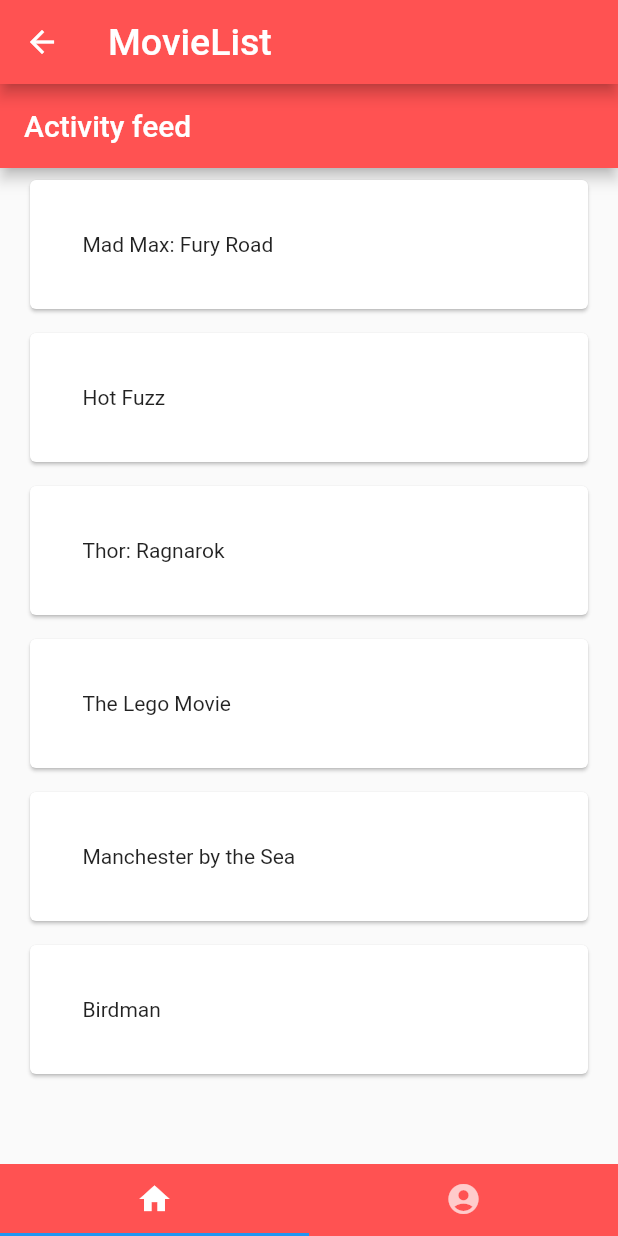
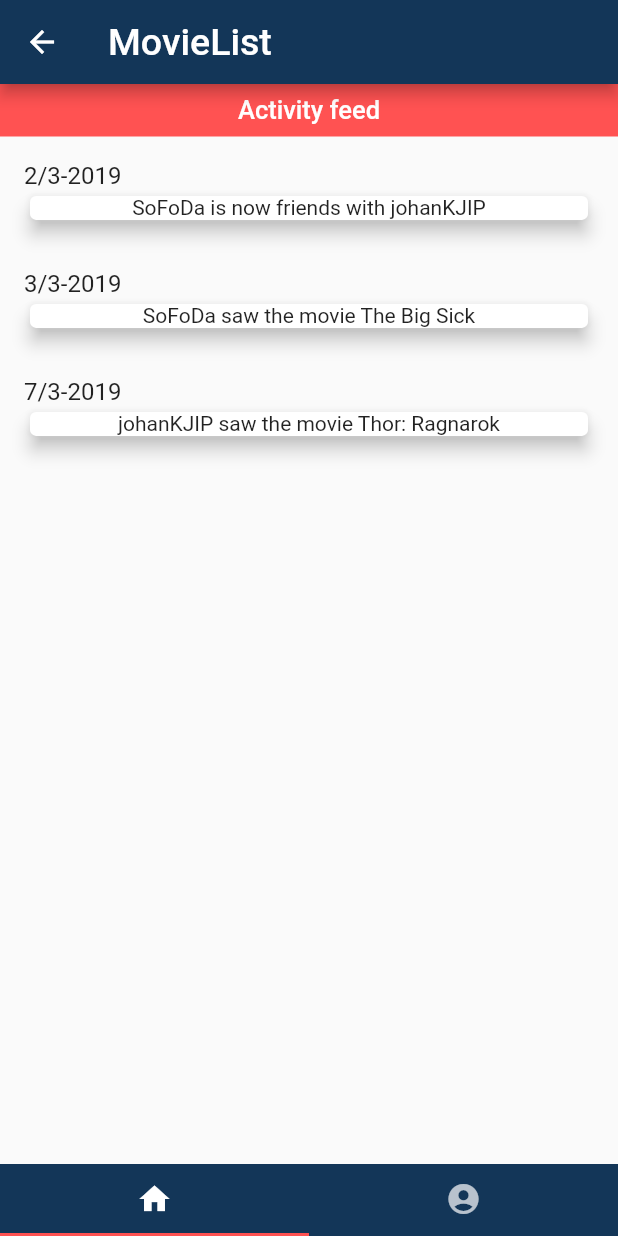
Before and after one commit to SoFoDa/MovieListApplication, a Flutter app: the screen it shows after launch, after a tap on "Log in", on a phone screen of 412 x 824 dp. Run offline on Flutter 3.47's test engine with Material 2 defaults, Android fonts, the light colour scheme and no system bars.

Commit message:
activity class added

```diff
--- a/public/lib/main.dart
+++ b/public/lib/main.dart
@@ -9,6 +9,10 @@
   Widget build(BuildContext context) {
     return MaterialApp(
       title: 'MovieListApplication',
+      theme: ThemeData(
+        primaryColor: Color(0xFF133658),
+        accentColor: Colors.redAccent,
+      ),
       home: Login(),
     );
   }
@@ -25,8 +29,7 @@
             padding: EdgeInsets.only(top: 80.0, left: 25.0, right: 25.0),
             child: TextField(
               decoration:InputDecoration(
-                labelText: 'username'
-                //TODO labelStyle
+                labelText: 'username',
               )
             )
           ),
@@ -35,7 +38,6 @@
             child: TextField(
               decoration:InputDecoration(
                 labelText: 'password'
-                //TODO labelStyle
               )
             )
           ),
@@ -100,13 +102,12 @@
             fontSize: 25
           ),
         ),
-        backgroundColor: Colors.redAccent,
         // set to false for removal of back button
         automaticallyImplyLeading: true,
       ),
 
       bottomNavigationBar: new Material(
-        color: Colors.redAccent,
+        color: Color(0xFF133658),
         child: new TabBar(
           controller: controller,
           tabs: <Tab>[
--- /dev/null
+++ b/public/lib/models/activity.dart
@@ -0,0 +1,36 @@
+// Preliminary variable choises, will change
+class Activity {
+  final String _username;
+  final String _type;
+  final String _date;
+  final ActivityMovie _activityMovie;
+  final ActivityFriend _activityFriend;
+
+  Activity(this._username, this._type, this._date, this._activityMovie, this._activityFriend);
+
+  String get username => _username;
+  String get type => _type;
+  String get date => _date;
+  ActivityMovie get activityMovie => _activityMovie;
+  ActivityFriend get activityFriend => _activityFriend;
+}
+
+class ActivityMovie {
+  final String _type;
+  final String _movieName;
+  final String _genre;
+
+  ActivityMovie(this._type, this._movieName, this._genre);
+
+  String get type => _type;
+  String get movieName => _movieName;
+  String get genre => _genre;
+}
+
+class ActivityFriend {
+  final String _friendUsername;
+
+  ActivityFriend(this._friendUsername);
+
+  String get friendUsername => _friendUsername;
+}
--- a/public/lib/views/home.view.dart
+++ b/public/lib/views/home.view.dart
@@ -1,4 +1,6 @@
 import 'package:flutter/material.dart';
+import '../widgets/activity_card.dart' as activity_card;
+import 'package:public/models/activity.dart';
 
 class Home extends StatefulWidget {
   @override
@@ -6,13 +8,23 @@
 }
 
 class _HomeState extends State<Home> with SingleTickerProviderStateMixin{
-  // Static example data
+  // static example data
+  List<Activity> activities = [
+    new Activity('SoFoDa', 'friend', '2/3-2019', null, ActivityFriend('johanKJIP')),
+    new Activity('SoFoDa', 'movie', '3/3-2019', new ActivityMovie('Seen', 'The Big Sick', 'Comedy/Drama'), null),
+    new Activity('johanKJIP', 'movie', '7/3-2019', new ActivityMovie('Seen', 'Thor: Ragnarok', 'Action'), null),
+  ];
+
+  // debug example
   List<String> movies = ['Mad Max: Fury Road',
                          'Hot Fuzz',
                          'Thor: Ragnarok',
                          'The Lego Movie',
                          'Manchester by the Sea',
                          'Birdman'];
+
+  // TODO implement websocket get method for Activity objects
+  // List<Activity> getActivities();
 
   @override
   void initState(){
@@ -30,30 +42,29 @@
       body: Column(
         children: <Widget>[
           Container(
-            child: AppBar(
-              title: Text(
+            color:Colors.redAccent,
+            width: MediaQuery.of(context).size.width,
+            height: 35,
+            child: Center(
+              child: Text(
                 'Activity feed',
                 style: TextStyle(
-                  fontSize: 20
+                  color: Colors.white,
+                  fontSize: 17,
+                  fontWeight: FontWeight.w500,
                 ),
               ),
-              backgroundColor: Colors.redAccent,
-              automaticallyImplyLeading: false,
-            )
+            ),
           ),
           Expanded(
             child: Center(
               child: ListView.builder(
-                itemCount: movies.length,
+                itemCount: activities.length,
                 itemBuilder: (context, index) {
                   return ListTile(
-                    // TODO format card design with activity info
-                    subtitle: Card(
-                      child: Container(
-                        padding: EdgeInsets.all(35.0),
-                        child: Text('${movies[index]}'),
-                      ),
-                    ),
+                    // TODO add style
+                    title: Text('${activities[index].date}'),
+                    subtitle: activity_card.ActivityCard(activities[index]),
                   );
                 },
               ),
--- /dev/null
+++ b/public/lib/widgets/activity_card.dart
@@ -0,0 +1,33 @@
+import 'package:flutter/material.dart';
+import 'package:public/models/activity.dart';
+
+class ActivityCard extends StatelessWidget {
+  Activity activity;
+  ActivityCard(this.activity){
+    activity = this.activity;
+  }
+
+  String formatText() {
+    // TODO add design
+    if(activity.type == 'movie') {
+      return '${activity.username} saw the movie ${activity.activityMovie.movieName}';
+    }
+    return '${activity.username} is now friends with ${activity.activityFriend.friendUsername}';
+  }
+
+  @override
+  Widget build(BuildContext context) {
+    return Card(
+      elevation: 5,
+      child: Column(
+        children: <Widget>[
+          Text(
+            formatText(),
+            textAlign: TextAlign.left,
+          ),
+        ],
+      ),
+    );
+  }
+
+}
```
